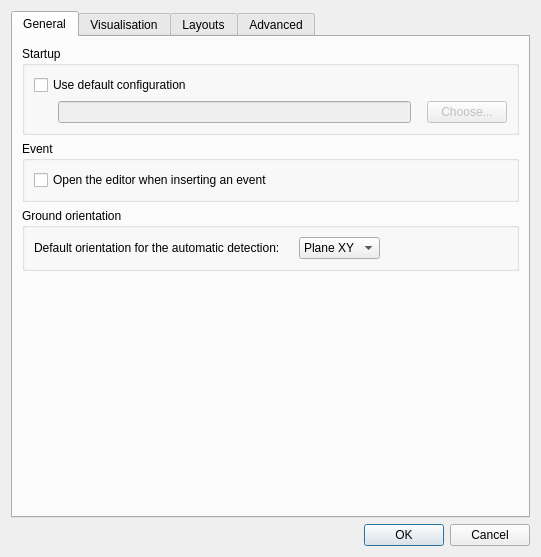
Qt form Tools/Mokka/Preferences.ui (Biomechanical-ToolKit/BTKCore) before a commit.
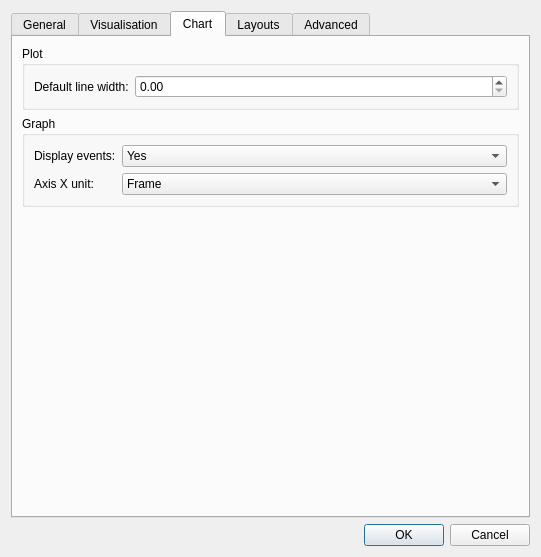
The same form after that commit. The open tabs and pages were chosen to show the change. Custom widgets are drawn as their Qt base class.

Commit message: [UPD] Mokka: The chart can now plot data as a function of the frame or the time. [UPD] Mokka: Preferences added for the chart.

```diff
--- a/Tools/Mokka/Preferences.ui
+++ b/Tools/Mokka/Preferences.ui
@@ -494,6 +494,100 @@
        </item>
       </layout>
      </widget>
+     <widget class="QWidget" name="chartTab">
+      <attribute name="title">
+       <string>Chart</string>
+      </attribute>
+      <layout class="QVBoxLayout" name="verticalLayout_9">
+       <item>
+        <widget class="QGroupBox" name="groupBox_9">
+         <property name="title">
+          <string>Plot</string>
+         </property>
+         <layout class="QFormLayout" name="formLayout_4">
+          <item row="0" column="0">
+           <widget class="QLabel" name="label_24">
+            <property name="text">
+             <string>Default line width:</string>
+            </property>
+           </widget>
+          </item>
+          <item row="0" column="1">
+           <widget class="QDoubleSpinBox" name="defaultPlotLineWidthSpinBox">
+            <property name="maximum">
+             <double>10.000000000000000</double>
+            </property>
+           </widget>
+          </item>
+         </layout>
+        </widget>
+       </item>
+       <item>
+        <widget class="QGroupBox" name="groupBox_10">
+         <property name="title">
+          <string>Graph</string>
+         </property>
+         <layout class="QFormLayout" name="formLayout_5">
+          <item row="0" column="0">
+           <widget class="QLabel" name="label_26">
+            <property name="text">
+             <string>Display events:</string>
+            </property>
+           </widget>
+          </item>
+          <item row="0" column="1">
+           <widget class="QComboBox" name="defaultChartEventDisplayComboBox">
+            <item>
+             <property name="text">
+              <string>Yes</string>
+             </property>
+            </item>
+            <item>
+             <property name="text">
+              <string>No</string>
+             </property>
+            </item>
+           </widget>
+          </item>
+          <item row="1" column="0">
+           <widget class="QLabel" name="label_27">
+            <property name="text">
+             <string>Axis X unit:</string>
+            </property>
+           </widget>
+          </item>
+          <item row="1" column="1">
+           <widget class="QComboBox" name="defaultChartUnitAxisXComboBox">
+            <item>
+             <property name="text">
+              <string>Frame</string>
+             </property>
+            </item>
+            <item>
+             <property name="text">
+              <string>Time</string>
+             </property>
+            </item>
+           </widget>
+          </item>
+         </layout>
+        </widget>
+       </item>
+       <item>
+        <spacer name="verticalSpacer_4">
+         <property name="orientation">
+          <enum>Qt::Vertical</enum>
+         </property>
+         <property name="sizeHint" stdset="0">
+          <size>
+           <width>20</width>
+           <height>265</height>
+          </size>
+         </property>
+        </spacer>
+       </item>
+      </layout>
+     </widget>
      <widget class="QWidget" name="layoutsTab">
       <attribute name="title">
        <string>Layouts</string>
```
Left out of the diff: 2 changed lines with no effect on the pictures. The commit also changes 13 other files.
